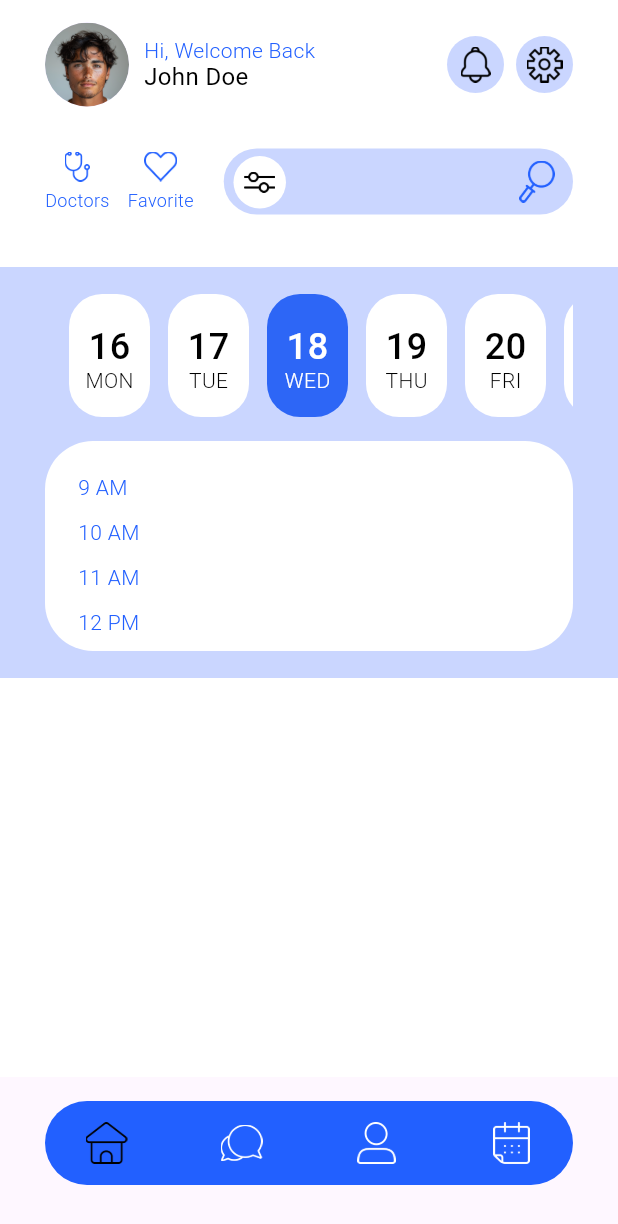
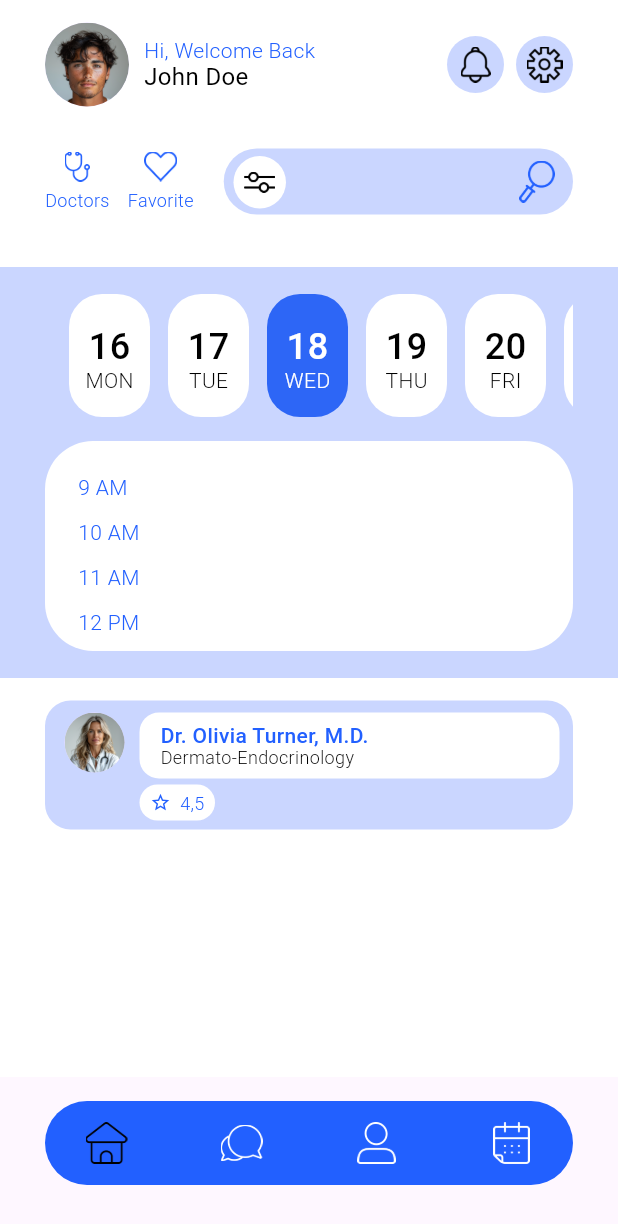
Before and after one commit to martsinko/medecine_app, a Flutter app: the HomePage screen opened by its route, on a phone screen of 412 x 824 dp. Shown: the top 1224 px of the screen. Run offline on Flutter 3.47's test engine with Material 3 defaults, Android fonts, the phone set to English and light mode, and no system bars; our stand-ins replace animated_splash_screen, firebase_core, flutter_riverpod, go_router, google_fonts, mask_text_input_formatter; missing offline and left inert: dotted_dashed_line; accounts and stored records are empty; generated files the repository leaves out were written again; statements that could not run were skipped.

Commit message:
Added teacher container

```diff
--- a/lib/core/constants/app_images.dart
+++ b/lib/core/constants/app_images.dart
@@ -4,6 +4,8 @@ abstract final class AppImages {
   static final String backgroundWelcomeImage = _buildPath('welcome.png');
   static final String backgroundWelcomeImage2 = _buildPath('welcome2.png');
   static final String tryAvatarImage = _buildPath('try_avatar.png');
+  static final String exampleAvatar = _buildPath('example_avatar.png');
+
 }
 
 abstract final class AppIcons {
--- a/lib/features/home/presentation/screens/home_page.dart
+++ b/lib/features/home/presentation/screens/home_page.dart
@@ -53,6 +53,103 @@ class HomePage extends ConsumerWidget {
                 ],
               ),
             ),
+            SizedBox(height: 15,),
+            Padding(
+              padding: const EdgeInsets.symmetric(horizontal: 30.0),
+              child: Column(
+                children: [
+                  Container(
+                    padding: EdgeInsetsGeometry.only(
+                        left: 13,
+                        right: 9,
+                        top: 8,
+                        bottom: 6
+                    ),
+                    decoration: BoxDecoration(
+                      color: AppColors.signUpButtonBlue,
+                      borderRadius: BorderRadius.circular(17),
+
+                    ),
+                    child: Row(
+                      crossAxisAlignment: CrossAxisAlignment.start,
+                      children: [
+                        SizedBox(
+                          child: CircleAvatar(
+                            backgroundImage: AssetImage(AppImages.exampleAvatar),
+                          ),
+                        ),
+                        SizedBox(width: 10,),
+                        Expanded(
+                          child: Column(
+                            crossAxisAlignment: CrossAxisAlignment.start,
+                            children: [
+                              Container(
+                                width: double.infinity,
+                                padding: EdgeInsets.symmetric(
+                                  horizontal: 14,
+                                  vertical: 7,
+                                ),
+                                decoration: BoxDecoration(
+                                  color: Colors.white,
+                                  borderRadius: BorderRadius.circular(13),
+                                ),
+                                child: Column(
+                                  crossAxisAlignment: CrossAxisAlignment.start,
+                                  children: [
+                                    Text(
+                                      'Dr. Olivia Turner, M.D.',
+                                      style: AppStyles.leagueSpartan14,
+                                    ),
+                                    Text(
+                                      'Dermato-Endocrinology',
+                                      style: AppStyles.leagueSpartan12W300,
+                                    ),
+                                  ],
+                                ),
+                              ),
+                              SizedBox(height: 4,),
+                              Row(
+                                crossAxisAlignment: CrossAxisAlignment.start,
+                                mainAxisAlignment: MainAxisAlignment.start,
+                                children: [
+                                  Container(
+                                    padding: EdgeInsets.symmetric(
+                                      horizontal: 7,
+                                      vertical: 4
+                                    ),
+                                    decoration: BoxDecoration(
+                                      color: Colors.white,
+                                      borderRadius: BorderRadius.circular(13),
+                                    ),
+                                    child: Row(
+                                      crossAxisAlignment: CrossAxisAlignment.center,
+                                      mainAxisAlignment: MainAxisAlignment.center,
+                                      children: [
+                                        Icon(
+                                          Icons.star_border, size: 14,
+                                          color: AppColors.welcomeBlue,
+                                        ),
+                                        SizedBox(width: 6,),
+                                        Padding(
+                                          padding: const EdgeInsets.only(top: 2.0),
+                                          child: Text('4,5', style: AppStyles.leagueSpartan12W300.copyWith(
+                                            color: AppColors.welcomeBlue,
+                                          ),),
+                                        )
+                                      ],
+                                    ),
+                                  ),
+                                ],
+                              )
+                            ],
+                          ),
+                        )
+                      ],
+                    ),
+                  )
+                ],
+              ),
+            )
           ],
         ),
       ),
```
Also changed, not shown: assets/images/example_avatar.png (added).
